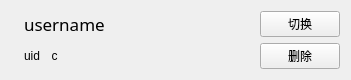
The window that src/resf/user_item.ui (clb-128258/TiebaDesktop) describes before a commit, drawn with Qt 5.
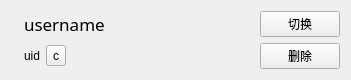
The same window after the commit. Icons and pictures are not drawn.

The edit to the form file:
```diff
--- a/src/resf/user_item.ui
+++ b/src/resf/user_item.ui
@@ -69,39 +69,6 @@
        <property name="toolTip">
         <string>复制 ID</string>
        </property>
-       <property name="styleSheet">
-        <string notr="true">QToolButton {
-                background-color: transparent;
-                border: none;
-                border-radius: 6px;
-                padding: 1px;
-				icon-size: 17px;
-                }
-
-                /* 鼠标悬停时：轻微灰色背景 */
-                QToolButton:hover {
-                background-color: rgba(0, 0, 0, 0.08);
-                }
-
-                /* 按下时：更深的背景色，模拟按下效果 */
-                QToolButton:pressed {
-                background-color: rgba(0, 0, 0, 0.15);
-                }
-
-                /* 禁用状态：半透明，显示不可点击 */
-                QToolButton:disabled {
-                background-color: transparent;
-                opacity: 0.4;
-                }
-
-                /* 可选：如果按钮有菜单箭头，也可以美化箭头 */
-                QToolButton::menu-indicator {
-                image: url(:/icons/menu_arrow.png); /* 自定义箭头图标 */
-                subcontrol-position: right center;
-                subcontrol-origin: padding;
-                left: -4px;
-                }</string>
-       </property>
        <property name="text">
         <string>c</string>
        </property>
```
